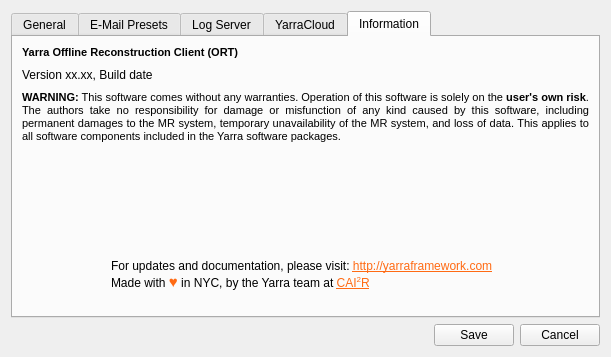
The window that OfflineReconClient/ort_configurationdialog.ui (WillForan/yarraclient) describes before a commit, drawn with Qt 5.
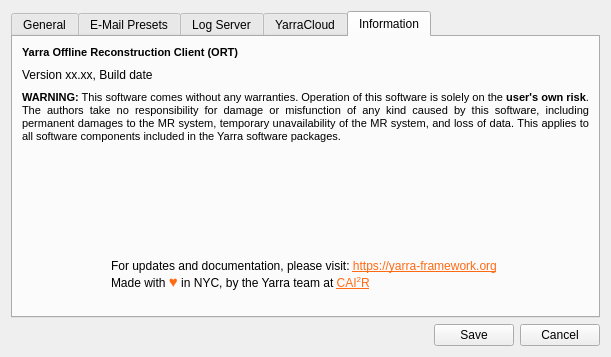
The same window after the commit. The open tabs and pages were chosen to show the change. Icons and pictures are not drawn.

Diff of the .ui file:
```diff
--- a/OfflineReconClient/ort_configurationdialog.ui
+++ b/OfflineReconClient/ort_configurationdialog.ui
@@ -592,7 +592,7 @@
          <item>
           <widget class="QLabel" name="label_2">
            <property name="text">
-            <string>&lt;html&gt;&lt;head/&gt;&lt;body&gt;&lt;p&gt;For updates and documentation, please visit: &lt;a href=&quot;http://yarraframework.com&quot;&gt;&lt;span style=&quot; text-decoration: underline; color:#ff6a13;&quot;&gt;http://yarraframework.com&lt;br/&gt;&lt;/span&gt;&lt;/a&gt;Made with &lt;span style=&quot; font-family:'arial'; font-size:15px; color:#ff6a13;&quot;&gt;♥&lt;/span&gt; in NYC, by the Yarra team at &lt;a href=&quot;http://cai2r.net&quot;&gt;&lt;span style=&quot; text-decoration: underline; color:#ff6a13;&quot;&gt;CAI&lt;/span&gt;&lt;/a&gt;&lt;a href=&quot;http://cai2r.net&quot;&gt;&lt;span style=&quot; text-decoration: underline; color:#ff6a13; vertical-align:super;&quot;&gt;2&lt;/span&gt;&lt;/a&gt;&lt;a href=&quot;http://cai2r.net&quot;&gt;&lt;span style=&quot; text-decoration: underline; color:#ff6a13;&quot;&gt;R&lt;/span&gt;&lt;/a&gt;&lt;/p&gt;&lt;/body&gt;&lt;/html&gt;</string>
+            <string>&lt;html&gt;&lt;head/&gt;&lt;body&gt;&lt;p&gt;For updates and documentation, please visit: &lt;a href=&quot;https://yarra-framework.org&quot;&gt;&lt;span style=&quot; text-decoration: underline; color:#ff6a13;&quot;&gt;https://yarra-framework.org&lt;br/&gt;&lt;/span&gt;&lt;/a&gt;Made with &lt;span style=&quot; font-family:'arial'; font-size:15px; color:#ff6a13;&quot;&gt;♥&lt;/span&gt; in NYC, by the Yarra team at &lt;a href=&quot;http://cai2r.net&quot;&gt;&lt;span style=&quot; text-decoration: underline; color:#ff6a13;&quot;&gt;CAI&lt;/span&gt;&lt;/a&gt;&lt;a href=&quot;http://cai2r.net&quot;&gt;&lt;span style=&quot; text-decoration: underline; color:#ff6a13; vertical-align:super;&quot;&gt;2&lt;/span&gt;&lt;/a&gt;&lt;a href=&quot;http://cai2r.net&quot;&gt;&lt;span style=&quot; text-decoration: underline; color:#ff6a13;&quot;&gt;R&lt;/span&gt;&lt;/a&gt;&lt;/p&gt;&lt;/body&gt;&lt;/html&gt;</string>
            </property>
            <property name="alignment">
             <set>Qt::AlignLeading|Qt::AlignLeft|Qt::AlignVCenter</set>
```
